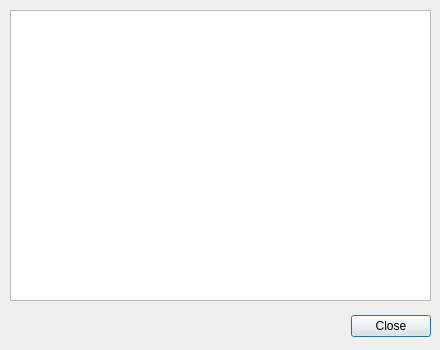
Qt form ui/ui_popup.ui (bartbaas/QGIS-funderingen) before a commit.
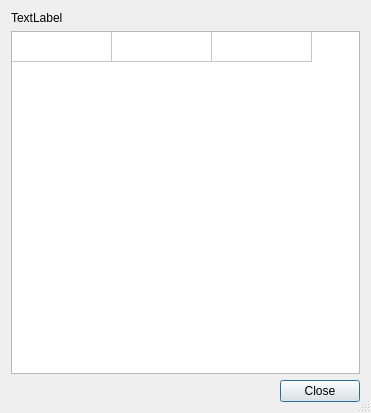
The same form after that commit.

```diff
--- a/ui/ui_popup.ui
+++ b/ui/ui_popup.ui
@@ -6,39 +6,67 @@
    <rect>
     <x>0</x>
     <y>0</y>
-    <width>440</width>
-    <height>350</height>
+    <width>371</width>
+    <height>413</height>
    </rect>
   </property>
   <property name="windowTitle">
    <string>Adressen</string>
   </property>
-  <widget class="QDialogButtonBox" name="buttonBox">
-   <property name="geometry">
-    <rect>
-     <x>340</x>
-     <y>310</y>
-     <width>91</width>
-     <height>32</height>
-    </rect>
-   </property>
-   <property name="orientation">
-    <enum>Qt::Horizontal</enum>
-   </property>
-   <property name="standardButtons">
-    <set>QDialogButtonBox::Close</set>
-   </property>
-  </widget>
-  <widget class="QListWidget" name="listWidget">
-   <property name="geometry">
-    <rect>
-     <x>10</x>
-     <y>10</y>
-     <width>421</width>
-     <height>291</height>
-    </rect>
-   </property>
-  </widget>
+  <property name="sizeGripEnabled">
+   <bool>true</bool>
+  </property>
+  <layout class="QVBoxLayout" name="verticalLayout">
+   <item>
+    <widget class="QLabel" name="label">
+     <property name="text">
+      <string>TextLabel</string>
+     </property>
+    </widget>
+   </item>
+   <item>
+    <widget class="QTableWidget" name="tableWidget">
+     <property name="frameShadow">
+      <enum>QFrame::Plain</enum>
+     </property>
+     <property name="editTriggers">
+      <set>QAbstractItemView::NoEditTriggers</set>
+     </property>
+     <property name="tabKeyNavigation">
+      <bool>false</bool>
+     </property>
+     <property name="showDropIndicator" stdset="0">
+      <bool>false</bool>
+     </property>
+     <property name="dragDropOverwriteMode">
+      <bool>false</bool>
+     </property>
+     <property name="rowCount">
+      <number>1</number>
+     </property>
+     <property name="columnCount">
+      <number>3</number>
+     </property>
+     <attribute name="horizontalHeaderVisible">
+      <bool>false</bool>
+     </attribute>
+     <attribute name="verticalHeaderVisible">
+      <bool>false</bool>
+     </attribute>
+     <row/>
+     <column/>
+     <column/>
+     <column/>
+    </widget>
+   </item>
+   <item>
+    <widget class="QDialogButtonBox" name="actionButtonBox">
+     <property name="standardButtons">
+      <set>QDialogButtonBox::Close</set>
+     </property>
+    </widget>
+   </item>
+  </layout>
  </widget>
  <resources/>
  <connections>
```
Left out of the diff: 34 changed lines with no effect on the pictures.
